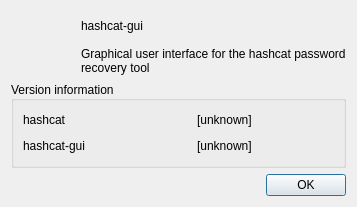
Qt form src/aboutdialog.ui (rgroesslinger/hashcat-gui) before a commit.
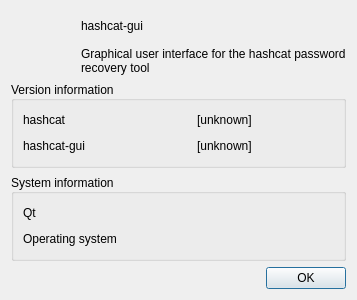
The same form after that commit.

Commit message:
State the toolkit and the system in the About dialog
A bug report needs both, and until now the only place to get them was the
menu entry of the Qt toolkit. The dialog now lists the Qt version and the
operating system.

Diff of the .ui file:
```diff
--- a/src/aboutdialog.ui
+++ b/src/aboutdialog.ui
@@ -192,6 +192,95 @@
      </layout>
     </widget>
    </item>
+   <item>
+    <widget class="QGroupBox" name="groupBox_system">
+     <property name="title">
+      <string>System information</string>
+     </property>
+     <property name="alignment">
+      <set>Qt::AlignmentFlag::AlignLeft|Qt::AlignmentFlag::AlignVCenter</set>
+     </property>
+     <property name="checkable">
+      <bool>false</bool>
+     </property>
+     <layout class="QVBoxLayout" name="verticalLayout_system">
+      <item>
+       <layout class="QHBoxLayout" name="horizontalLayout_qt">
+        <item>
+         <widget class="QLabel" name="label_qt_version_text">
+          <property name="text">
+           <string notr="true">Qt</string>
+          </property>
+          <property name="alignment">
+           <set>Qt::AlignmentFlag::AlignLeading|Qt::AlignmentFlag::AlignLeft|Qt::AlignmentFlag::AlignVCenter</set>
+          </property>
+         </widget>
+        </item>
+        <item>
+         <spacer name="horizontalSpacer_qt">
+          <property name="orientation">
+           <enum>Qt::Orientation::Horizontal</enum>
+          </property>
+          <property name="sizeType">
+           <enum>QSizePolicy::Policy::Preferred</enum>
+          </property>
+          <property name="sizeHint" stdset="0">
+           <size>
+            <width>30</width>
+            <height>20</height>
+           </size>
+          </property>
+         </spacer>
+        </item>
+        <item>
+         <widget class="QLabel" name="label_qt_version">
+          <property name="text">
+           <string/>
+          </property>
+         </widget>
+        </item>
+       </layout>
+      </item>
+      <item>
+       <layout class="QHBoxLayout" name="horizontalLayout_os">
+        <item>
+         <widget class="QLabel" name="label_os_text">
+          <property name="text">
+           <string>Operating system</string>
+          </property>
+          <property name="alignment">
+           <set>Qt::AlignmentFlag::AlignLeading|Qt::AlignmentFlag::AlignLeft|Qt::AlignmentFlag::AlignVCenter</set>
+          </property>
+         </widget>
+        </item>
+        <item>
+         <spacer name="horizontalSpacer_os">
+          <property name="orientation">
+           <enum>Qt::Orientation::Horizontal</enum>
+          </property>
+          <property name="sizeType">
+           <enum>QSizePolicy::Policy::Preferred</enum>
+          </property>
+          <property name="sizeHint" stdset="0">
+           <size>
+            <width>30</width>
+            <height>20</height>
+           </size>
+          </property>
+         </spacer>
+        </item>
+        <item>
+         <widget class="QLabel" name="label_os">
+          <property name="text">
+           <string/>
+          </property>
+         </widget>
+        </item>
+       </layout>
+      </item>
+     </layout>
+    </widget>
+   </item>
    <item>
     <layout class="QHBoxLayout" name="horizontalLayout_3">
      <item>
```
The commit also changes 3 other files.
